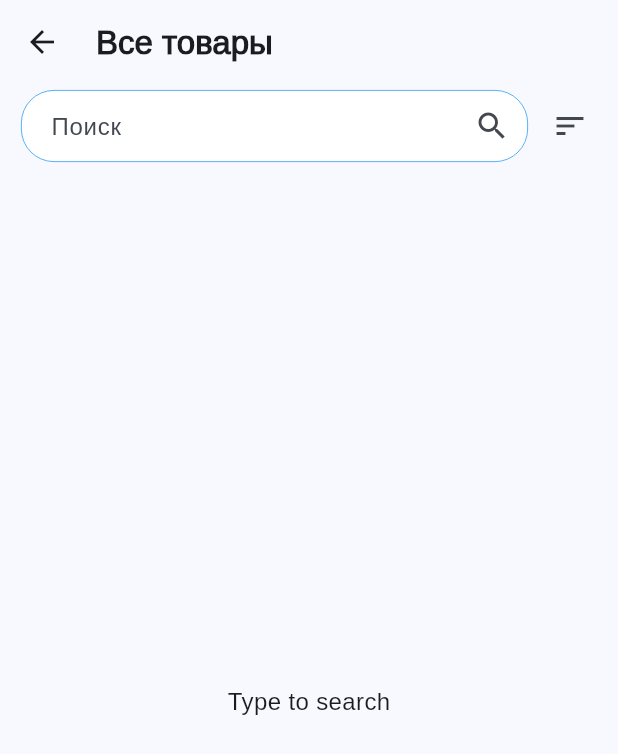
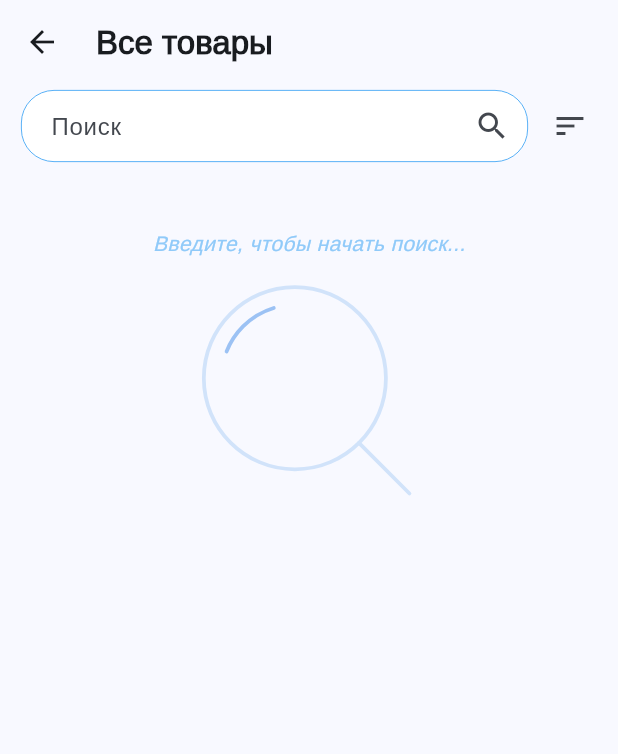
Before and after one commit to 5hanazar/pharmacy_flutter, a Flutter app: the ProductsPage screen opened directly, on a phone screen of 412 x 824 dp. Shown: the top 754 px of the screen. Run offline on Flutter 3.47's test engine with Material 3 defaults, Android fonts, the phone set to English and light mode, and no system bars; our stand-ins replace cached_network_image, dio, fluttertoast, get, infinite_scroll_pagination, lottie and 2 more; missing offline and left inert: barcode_widgets; accounts and stored records are empty; network calls fail.

Commit message:
searçh lottie add

```diff
--- a/lib/presentation/pages/page_basket.dart
+++ b/lib/presentation/pages/page_basket.dart
@@ -54,10 +54,9 @@ class _BasketPageState extends State<BasketPage> {
                 children: [
                   if (controller.basketState.value != null && controller.basketState.value!.products.isEmpty) ...[
                     Column(
-                      mainAxisAlignment: MainAxisAlignment.center,
                       children: [
-                        Text("${"empty_basket".tr}\n", style: TextStyle(color: Colors.blue.shade300, fontStyle: FontStyle.italic)),
-                        Lottie.asset('assets/empty_basket.json', width: MediaQuery.of(context).size.width, height: 180, reverse: true, frameRate: const FrameRate(60)),
+                        Text("\n\n\n${"empty_basket".tr}\n", style: TextStyle(color: Colors.blue.shade200, fontStyle: FontStyle.italic)),
+                        Lottie.asset('assets/empty_basket.json', width: MediaQuery.of(context).size.width, height: 180, reverse: true, frameRate: FrameRate.composition),
                       ],
                     )
                   ],
--- a/lib/presentation/pages/page_products.dart
+++ b/lib/presentation/pages/page_products.dart
@@ -1,6 +1,7 @@
 import 'package:flutter/material.dart';
 import 'package:get/get.dart';
 import 'package:infinite_scroll_pagination/infinite_scroll_pagination.dart';
+import 'package:lottie/lottie.dart';
 import 'package:pharmacy/data/data_source/main_api.dart';
 import 'package:pharmacy/data/repository.dart';
 import 'package:pharmacy/presentation/views/card_product.dart';
@@ -161,7 +162,18 @@ class _ProductsPageState extends State<ProductsPage> {
             showNoMoreItemsIndicatorAsGridChild: false,
             pagingController: _pagingController,
             builderDelegate: PagedChildBuilderDelegate<ProductDto>(
-              noItemsFoundIndicatorBuilder: (_) => Center(child: Text(_searchTerm == "" ? "Type to search" : "not_found".tr, style: const TextStyle(fontSize: 16))),
+              noItemsFoundIndicatorBuilder: (_) {
+                if (_searchTerm == "") {
+                  return Column(
+                    children: [
+                      Text("\n\n${"search_text".tr}", style: TextStyle(color: Colors.blue.shade200, fontStyle: FontStyle.italic)),
+                      Lottie.asset('assets/start_search.json', width: 180, height: 180, repeat: false, frameRate: const FrameRate(60)),
+                    ],
+                  );
+                } else {
+                  return Center(child: Text("not_found".tr, style: const TextStyle(fontSize: 16)));
+                }
+              },
               firstPageErrorIndicatorBuilder: (_) => Status(msg: _pagingController.error.toString(), onRefresh: () => _pagingController.refresh()),
               newPageErrorIndicatorBuilder: (_) => Status(msg: _pagingController.error.toString(), onRefresh: () => _pagingController.retryLastFailedRequest()),
               newPageProgressIndicatorBuilder: (_) => Container(alignment: Alignment.center, height: 100, child: const CircularProgressIndicator()),
--- a/lib/resources/my_translations.dart
+++ b/lib/resources/my_translations.dart
@@ -14,7 +14,7 @@ class MyTranslations extends Translations {
       'send_order_request': 'Отправить запрос',
       'confirm': 'Подтвердить',
       'orders': 'Запросы на заказ',
-      'not_found': 'Не найдено',
+      'not_found': 'Ничего не найдено.',
       'cancel_order': 'Отменить запрос?',
       'choose_language': 'Выберите язык',
       'cancel': 'Отменить',
@@ -33,8 +33,8 @@ class MyTranslations extends Translations {
       'sort1': 'По умолчанию',
       'sort2': 'По названию',
       'sort3': 'По цене',
-      'error_connection': 'Проверьте подключение к Интернету.',
-      'error_unknown': 'Что-то пошло не так.',
+      'error_connection': 'Нет подключения к интернету.',
+      'error_unknown': 'Неизвестная ошибка.',
       'sort_price1': 'сначала дешевые',
       'sort_price2': 'сначала дорогие',
       'name': 'Названия',
@@ -44,7 +44,9 @@ class MyTranslations extends Translations {
       'similar': 'Похожие товары',
       'amount': 'Кол.',
       'product': 'Товар',
-      'empty_basket': 'Корзина пуста. Добавьте товары.',
+      'empty_basket': 'Корзина пуста. Добавьте товары...',
+      'search_text': 'Введите, чтобы начать поиск...',
+      'no_orders': 'У вас пока нет заказов.',
     },
     'tm_TM': {
       'products': 'Harytlar',
@@ -57,7 +59,7 @@ class MyTranslations extends Translations {
       'send_order_request': 'Talap ugrat',
       'confirm': 'Tassykla',
       'orders': 'Talaplarym',
-      'not_found': 'Hiç zat ýok',
+      'not_found': 'Hiç zat tapylmady.',
       'cancel_order': 'Talaby ýatyrmalymy?',
       'choose_language': 'Dil saýla',
       'cancel': 'Yza dolan',
@@ -76,7 +78,7 @@ class MyTranslations extends Translations {
       'sort1': 'Adaty',
       'sort2': 'Ady boýunça',
       'sort3': 'Bahasy boýunça',
-      'error_connection': 'Internet birikmäňizi barlaň.',
+      'error_connection': 'Internet birikmesi ýok.',
       'error_unknown': 'Ýalňyşlyk döredi.',
       'sort_price1': 'arzanlar öňde',
       'sort_price2': 'gymmatlar öňde',
@@ -87,7 +89,9 @@ class MyTranslations extends Translations {
       'similar': 'Meňzeş harytlar',
       'amount': 'Mukdar',
       'product': 'Haryt',
-      'empty_basket': 'Sebediňiz boş. Haryt goşuň.',
+      'empty_basket': 'Sebediňiz boş. Haryt goşuň...',
+      'search_text': 'Gözleg üçin ýazyp başlaň...',
+      'no_orders': 'Siz hiç zat sargyt etmediňiz.',
     }
   };
 }
--- a/pubspec.yaml
+++ b/pubspec.yaml
@@ -73,6 +73,8 @@ flutter:
      - assets/no_image.webp
      - assets/ic_launcher.png
      - assets/empty_basket.json
+     - assets/empty_orders.json
+     - assets/start_search.json
 
   # An image asset can refer to one or more resolution-specific "variants", see
   # https://flutter.dev/assets-and-images/#resolution-aware
```
Also changed, not shown: assets/empty_orders.json (added, +1 -0 lines), assets/start_search.json (added, +1 -0 lines), lib/presentation/pages/page_order_requests.dart (+14 -1 lines).
